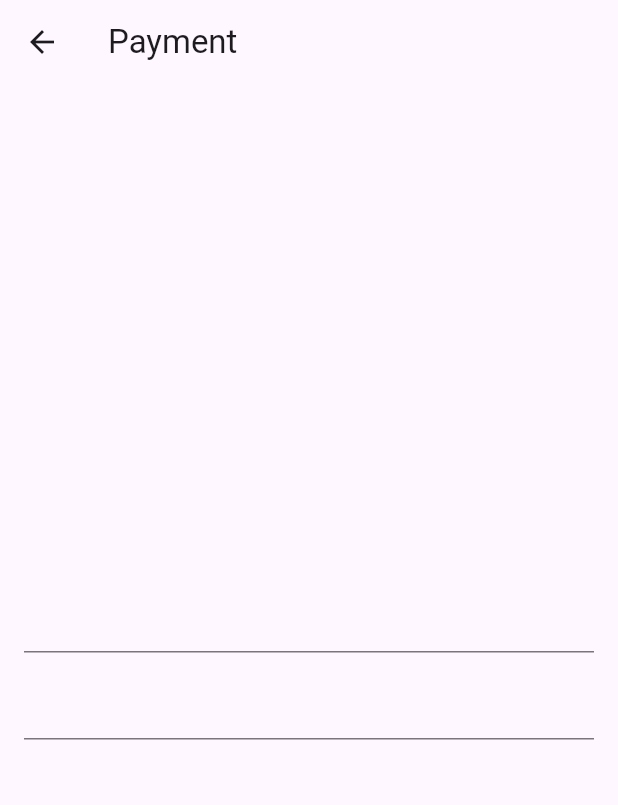
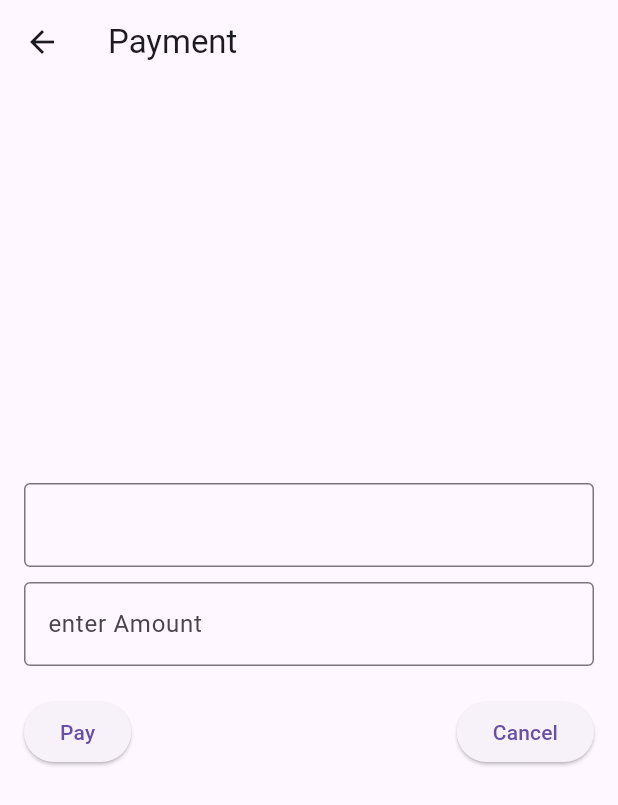
Before and after one commit to Faizanyaqoob560/payment-app, a Flutter app: the PaymentScreen screen opened directly, on a phone screen of 412 x 824 dp. Shown: the top 805 px of the screen. Run offline on Flutter 3.47's test engine with Material 3 defaults, Android fonts, the phone set to English and light mode, and no system bars.

Commit message:
updated payment screen

```diff
--- a/flutter_application_1/lib/Payment_screen.dart
+++ b/flutter_application_1/lib/Payment_screen.dart
@@ -8,22 +8,103 @@ class PaymentScreen extends StatefulWidget {
 }
 
 class _PaymentScreenState extends State<PaymentScreen> {
+  final recipientController = TextEditingController();
+  final amountController = TextEditingController();
+  bool isprocessing = false;
+  String transactionMessage = '';
+
+  //implementiong funtion to process method
+
+  void processpayments() async {
+    setState(() {
+      isprocessing = true;
+      transactionMessage = '';
+    });
+
+    await Future.delayed(Duration(seconds: 2));
+
+    setState(() {
+      isprocessing = false;
+      double? amount = double.tryParse(amountController.text);
+      transactionMessage = (amount != null && amount > 0)
+          ? "payment sucesfull!"
+          : 'Payment Failed!enter correct amount';
+    });
+  }
+
   @override
   Widget build(BuildContext context) {
     return Scaffold(
       appBar: AppBar(
         title: Text('Payment'),
       ),
-      body: const Padding(
-        padding: const EdgeInsets.all(16.0),
+      body: Padding(
+        padding: EdgeInsets.all(16.0),
         child: Column(
           mainAxisAlignment: MainAxisAlignment.center,
           children: [
-            TextField(),
-            SizedBox(
+            // Recipient Field
+            TextField(
+              controller: recipientController,
+              decoration: const InputDecoration(
+                border: OutlineInputBorder(),
+              ),
+            ),
+            const SizedBox(
               height: 10,
             ),
-            TextField(),
+            // Amount Field
+            TextField(
+              controller: amountController,
+              decoration: const InputDecoration(
+                labelText: "enter Amount",
+                border: OutlineInputBorder(),
+              ),
+            ),
+            const SizedBox(
+              height: 20,
+            ),
+
+            //payment done and cancel button
+            Row(
+              mainAxisAlignment: MainAxisAlignment.spaceBetween,
+              children: [
+                // Pay button
+                ElevatedButton(
+                  onPressed: isprocessing
+                      ? null
+                      : processpayments, // Disable button during processing
+                  child: isprocessing
+                      ? const CircularProgressIndicator(
+                          color: Colors.white,
+                        )
+                      : const Text('Pay'),
+                ),
+
+                // Cancel button
+                ElevatedButton(
+                  onPressed: isprocessing
+                      ? null
+                      : () {
+                          Navigator.pop(
+                              context); // Go back when Cancel is clicked
+                        },
+                  child: const Text('Cancel'),
+                ),
+              ],
+            ),
+            const SizedBox(height: 20),
+
+            // Display payment result message (success or failure)
+            Text(
+              transactionMessage,
+              style: TextStyle(
+                fontSize: 18,
+                color: transactionMessage.contains('successful')
+                    ? Colors.green
+                    : Colors.red,
+              ),
+            ),
           ],
         ),
       ),
```
